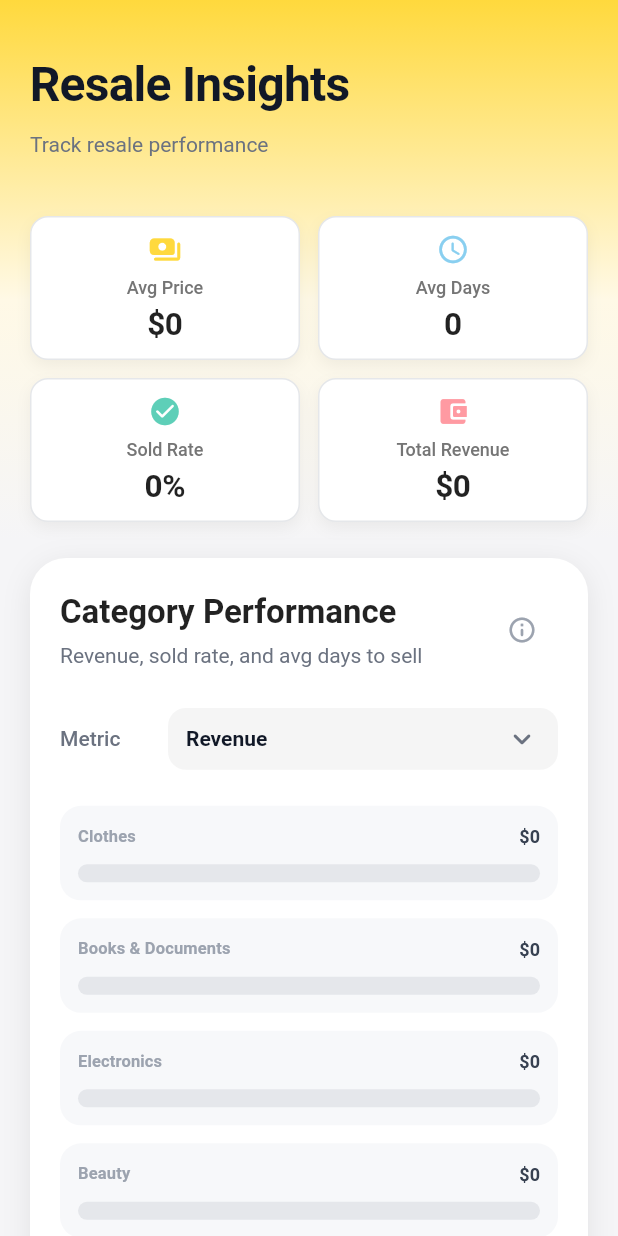
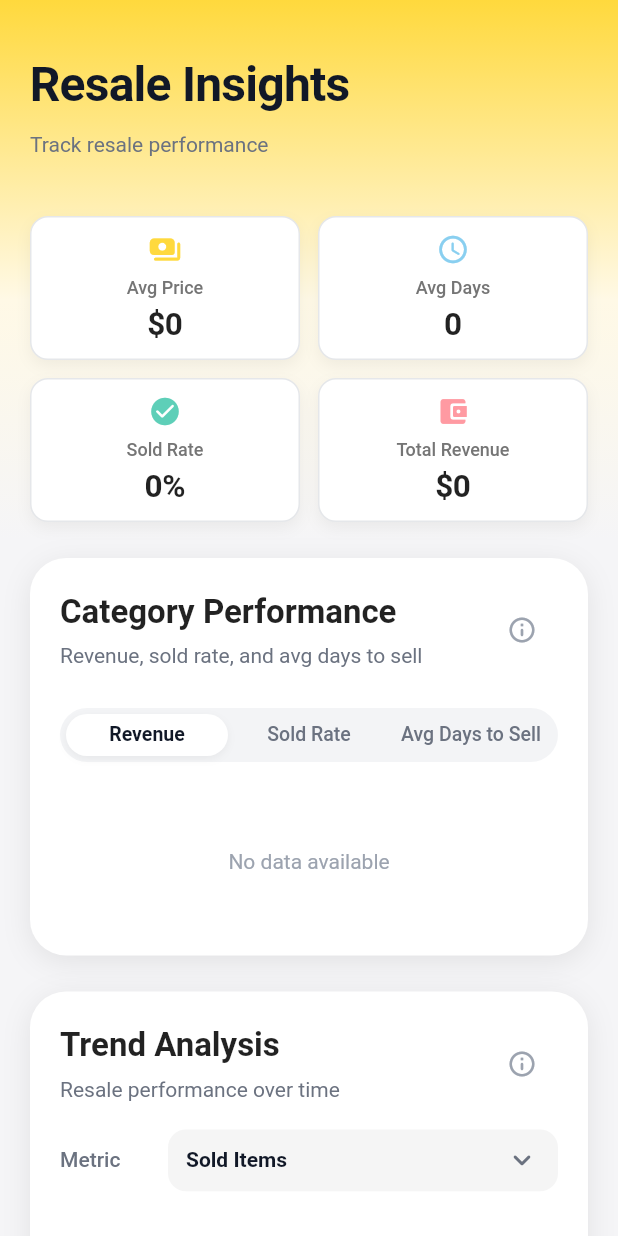
Before and after one commit to icaichen/KeepJoy, a Flutter app: the ResellAnalysisReportScreen screen opened directly with empty values, on a phone screen of 412 x 824 dp. Run offline on Flutter 3.47's test engine with Material 3 defaults, Android fonts, the phone set to English and light mode, and no system bars; our stand-ins replace cached_network_image, connectivity_plus, flutter_local_notifications, hive, hive_flutter, image_picker and 6 more; missing offline and left inert: purchases_flutter; accounts and stored records are empty; statements that could not run were skipped; project files that could hold a hidden picture were left out.

Commit message:
品类分析

```diff
--- a/lib/features/insights/resell_analysis_report_screen.dart
+++ b/lib/features/insights/resell_analysis_report_screen.dart
@@ -838,79 +838,115 @@ class _ResellAnalysisReportScreenState
     if (maxRevenue == 0) maxRevenue = 1;
     if (maxAvgDays == 0) maxAvgDays = 1;
 
-    // Build toggle for metric selection
+    // Filter out categories with 0 items for cleaner view
+    final activeCategories = DeclutterCategory.values.where((c) {
+      return (categoryData[c]!['totalCount'] as int) > 0;
+    }).toList();
+
+    // Sort accordingly
+    if (_selectedCategoryMetric == CategoryMetric.revenue) {
+       activeCategories.sort((a, b) => (categoryData[b]!['totalRevenue'] as double)
+          .compareTo(categoryData[a]!['totalRevenue'] as double));
+    } else if (_selectedCategoryMetric == CategoryMetric.successRate) {
+       activeCategories.sort((a, b) {
+          final countA = categoryData[a]!['totalCount'] as int;
+          final soldA = categoryData[a]!['soldCount'] as int;
+          final rateA = countA > 0 ? soldA / countA : 0.0;
+
+          final countB = categoryData[b]!['totalCount'] as int;
+          final soldB = categoryData[b]!['soldCount'] as int;
+          final rateB = countB > 0 ? soldB / countB : 0.0;
+          return rateB.compareTo(rateA);
+       });
+    } else {
+       // Average days (lower is better, but maybe user wants to see longest?)
+       // Let's sort by days ascending (fastest first) as it's "Performance"
+       activeCategories.sort((a, b) {
+          final countA = categoryData[a]!['totalCount'] as int;
+          final daysA = categoryData[a]!['totalListedDays'] as double;
+          final avgA = countA > 0 ? daysA / countA : 0.0;
+
+          final countB = categoryData[b]!['totalCount'] as int;
+          final daysB = categoryData[b]!['totalListedDays'] as double;
+          final avgB = countB > 0 ? daysB / countB : 0.0;
+          return avgA.compareTo(avgB); // Fast to slow
+       });
+    }
+
+
     return Column(
       children: [
-        // Metric selector
-        Row(
-          children: [
-            SizedBox(
-              width: 60,
-              child: Text(
-                isChinese ? '指标' : 'Metric',
-                style: Theme.of(context).textTheme.bodyMedium?.copyWith(
-                  color: const Color(0xFF6B7280),
-                  fontWeight: FontWeight.w500,
-                ),
-              ),
-            ),
-            const SizedBox(width: 12),
-            Expanded(
-              child: Container(
-                padding: const EdgeInsets.symmetric(
-                  horizontal: 12,
-                  vertical: 8,
-                ),
-                decoration: BoxDecoration(
-                  color: const Color(0xFFF5F5F5),
-                  borderRadius: BorderRadius.circular(12),
-                ),
-                child: DropdownButtonHideUnderline(
-                  child: DropdownButton<CategoryMetric>(
-                    value: _selectedCategoryMetric,
-                    isExpanded: true,
-                    isDense: true,
-                    icon: const Icon(
-                      Icons.keyboard_arrow_down_rounded,
-                      color: Color(0xFF6B7280),
-                    ),
-                    dropdownColor: Colors.white,
-                    focusColor: Colors.transparent,
-                    borderRadius: BorderRadius.circular(12),
-                    onChanged: (value) {
-                      if (value != null) {
-                        setState(() {
-                          _selectedCategoryMetric = value;
-                        });
-                      }
-                    },
-                    items: CategoryMetric.values
-                        .map(
-                          (metric) => DropdownMenuItem<CategoryMetric>(
-                            value: metric,
-                            child: Text(
-                              metric.label(isChinese),
-                              style: Theme.of(context).textTheme.bodyMedium
-                                  ?.copyWith(
-                                    fontSize: 14,
-                                    fontWeight: FontWeight.w600,
-                                    color: const Color(0xFF111827),
-                                  ),
-                            ),
-                          ),
-                        )
-                        .toList(),
-                  ),
-                ),
-              ),
-            ),
-          ],
+        // Custom Metric Selector (Pills)
+        Container(
+          height: 36,
+          decoration: BoxDecoration(
+            color: const Color(0xFFF3F4F6),
+            borderRadius: BorderRadius.circular(18),
+          ),
+          padding: const EdgeInsets.all(4),
+          child: Row(
+            children: CategoryMetric.values.map((metric) {
+              final isSelected = _selectedCategoryMetric == metric;
+              return Expanded(
+                child: GestureDetector(
+                  onTap: () {
+                    setState(() {
+                      _selectedCategoryMetric = metric;
+                    });
+                  },
+                  child: AnimatedContainer(
+                    duration: const Duration(milliseconds: 200),
+                    alignment: Alignment.center,
+                    decoration: BoxDecoration(
+                      color: isSelected ? Colors.white : Colors.transparent,
+                      borderRadius: BorderRadius.circular(14),
+                      boxShadow: isSelected
+                          ? [
+                              BoxShadow(
+                                color: Colors.black.withValues(alpha: 0.05),
+                                blurRadius: 4,
+                                offset: const Offset(0, 2),
+                              )
+                            ]
+                          : [],
+                    ),
+                    child: Text(
+                      metric.label(isChinese),
+                      style: TextStyle(
+                        fontSize: 13,
+                        fontWeight: isSelected ? FontWeight.w600 : FontWeight.w500,
+                        color: isSelected
+                            ? const Color(0xFF111827)
+                            : const Color(0xFF6B7280),
+                      ),
+                    ),
+                  ),
+                ),
+              );
+            }).toList(),
+          ),
         ),
         const SizedBox(height: 24),
 
-        // Bar chart for selected metric
-        Column(
-          children: DeclutterCategory.values.map((category) {
+        // List View (Clean)
+        if (activeCategories.isEmpty)
+           Padding(
+             padding: const EdgeInsets.all(32.0),
+             child: Center(
+               child: Text(
+                 isChinese ? '暂无数据' : 'No data available',
+                 style: ReportTextStyles.body.copyWith(color: ReportUI.labelTextColor),
+               ),
+             ),
+           )
+        else
+        ListView.separated(
+          shrinkWrap: true,
+          physics: const NeverScrollableScrollPhysics(),
+          itemCount: activeCategories.length,
+          separatorBuilder: (context, index) => const SizedBox(height: 16),
+          itemBuilder: (context, index) {
+            final category = activeCategories[index];
             final data = categoryData[category]!;
             final revenue = data['totalRevenue'] as double;
             final totalCount = data['totalCount'] as int;
@@ -943,46 +979,54 @@ class _ResellAnalysisReportScreenState
               barColors = const [Color(0xFF89CFF0), Color(0xFF60A5FA)];
             }
 
-            return Container(
-              margin: const EdgeInsets.only(bottom: 12),
-              padding: const EdgeInsets.symmetric(horizontal: 12, vertical: 12),
-              decoration: BoxDecoration(
-                color: const Color(0xFFF7F8FA),
-                borderRadius: BorderRadius.circular(14),
-              ),
-              child: Column(
+            return Column(
                 crossAxisAlignment: CrossAxisAlignment.start,
                 children: [
                   Row(
                     mainAxisAlignment: MainAxisAlignment.spaceBetween,
                     children: [
-                      Text(
-                        category.label(context),
-                        style: ReportTextStyles.label,
+                      Row(
+                        children: [
+                          Container(
+                             width: 4,
+                             height: 16,
+                             decoration: BoxDecoration(
+                               color: barColors[0],
+                               borderRadius: BorderRadius.circular(2),
+                             ),
+                          ),
+                          const SizedBox(width: 8),
+                          Text(
+                            category.label(context),
+                            style: ReportTextStyles.body.copyWith(
+                               fontWeight: FontWeight.w600,
+                               color: const Color(0xFF374151),
+                            ),
+                          ),
+                        ],
                       ),
                       Text(
                         valueText,
-                        style: Theme.of(context).textTheme.bodySmall?.copyWith(
-                          color: const Color(0xFF374151),
-                          fontWeight: FontWeight.w700,
+                        style: ReportTextStyles.statValueSmall.copyWith(
+                           fontSize: 14,
                         ),
                       ),
                     ],
                   ),
-                  const SizedBox(height: 10),
+                  const SizedBox(height: 8),
                   Stack(
                     children: [
                       Container(
-                        height: 12,
+                        height: 6, // Thinner
                         decoration: BoxDecoration(
-                          color: const Color(0xFFE5E7EB),
+                          color: const Color(0xFFF3F4F6),
                           borderRadius: BorderRadius.circular(999),
                         ),
                       ),
                       FractionallySizedBox(
-                        widthFactor: barValue.clamp(0.0, 1.0),
+                        widthFactor: barValue.clamp(0.05, 1.0), // Min width for visibility
                         child: Container(
-                          height: 12,
+                          height: 6,
                           decoration: BoxDecoration(
                             gradient: LinearGradient(colors: barColors),
                             borderRadius: BorderRadius.circular(999),
@@ -992,9 +1036,8 @@ class _ResellAnalysisReportScreenState
                     ],
                   ),
                 ],
-              ),
-            );
-          }).toList(),
+              );
+          },
         ),
       ],
     );
```
